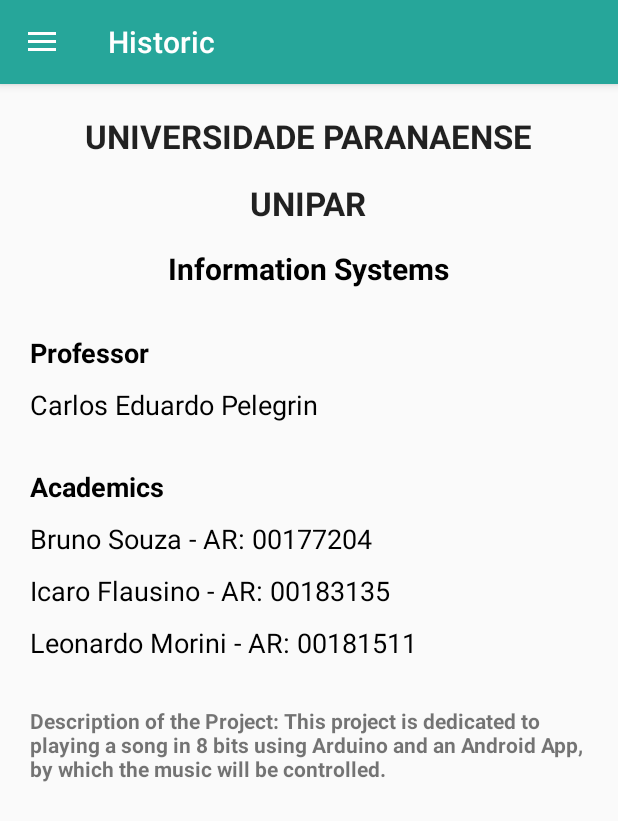
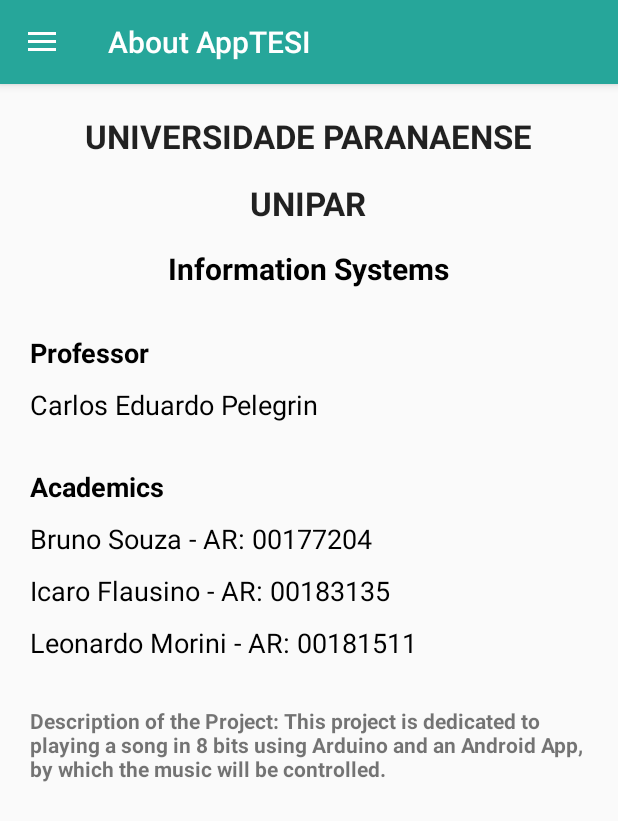
Before and after one commit to brunosouza97/permutas-topicos-si, an Android app: the fragment SobreFragment placed in its activity, in the side drawer, after a tap on "About AppTESI", on a phone screen of 412 x 824 dp. Shown: the top 821 px of the screen. Run offline under Robolectric (Android 15) with nearby library versions, the phone set to English and light mode, and no system bars; 1 statement that could not run was skipped.

Commit message:
Alteração do Fragment de Sobre

```diff
--- a/app-tesi/app/src/main/java/com/example/brunosouza/forcemusic/fragments/SobreFragment.java
+++ b/app-tesi/app/src/main/java/com/example/brunosouza/forcemusic/fragments/SobreFragment.java
@@ -1,8 +1,11 @@
 package com.example.brunosouza.forcemusic.fragments;
 
 
+import android.content.Context;
 import android.os.Bundle;
+import android.support.annotation.Nullable;
 import android.support.v4.app.Fragment;
+import android.util.Log;
 import android.view.LayoutInflater;
 import android.view.View;
 import android.view.ViewGroup;
@@ -15,10 +18,18 @@
 public class SobreFragment extends Fragment {
 
 
+    private static final String TAG = "SobreFragment";
+
     public SobreFragment() {
         // Required empty public constructor
     }
 
+    @Override
+    public void onViewCreated(View view, @Nullable Bundle savedInstanceState) {
+        super.onViewCreated(view, savedInstanceState);
+        //you can set the title for your toolbar here for different fragments different titles
+        getActivity().setTitle(R.string.sobre_frag);
+    }
 
     @Override
     public View onCreateView(LayoutInflater inflater, ViewGroup container,
@@ -27,4 +38,63 @@
         return inflater.inflate(R.layout.fragment_sobre, container, false);
     }
 
+    @Override
+    public void onAttach(Context context) {
+        super.onAttach(context);
+        Log.d(TAG, "onAttach");
+    }
+
+    @Override
+    public void onCreate(Bundle savedInstanceState) {
+        super.onCreate(savedInstanceState);
+        Log.d(TAG, "onCreate");
+    }
+
+    @Override
+    public void onActivityCreated(Bundle savedInstanceState) {
+        super.onActivityCreated(savedInstanceState);
+        Log.d(TAG, "onActivityCreated");
+    }
+
+    @Override
+    public void onStart(){
+        super.onStart();
+        Log.d(TAG, "onStart");
+    }
+
+    @Override
+    public void onResume() {
+        super.onResume();
+        Log.d(TAG, "onResume");
+    }
+    @Override
+    public void onPause() {
+        super.onPause();
+        Log.d(TAG, "onPause");
+    }
+
+    @Override
+    public void onStop() {
+        super.onStop();
+        Log.d(TAG, "onStop");
+    }
+
+    @Override
+    public void onDestroyView() {
+        super.onDestroyView();
+        Log.d(TAG, "onDestroyView");
+    }
+
+    @Override
+    public void onDestroy() {
+        super.onDestroy();
+        Log.d(TAG, "onDestroy");
+    }
+
+    @Override
+    public void onDetach() {
+        super.onDetach();
+        Log.d(TAG, "onDetach");
+    }
+
 }
```
